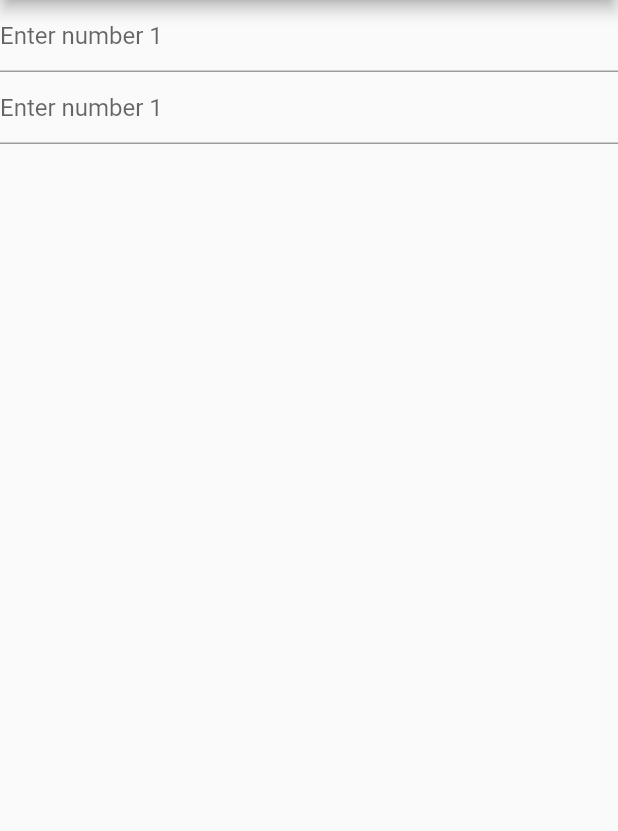
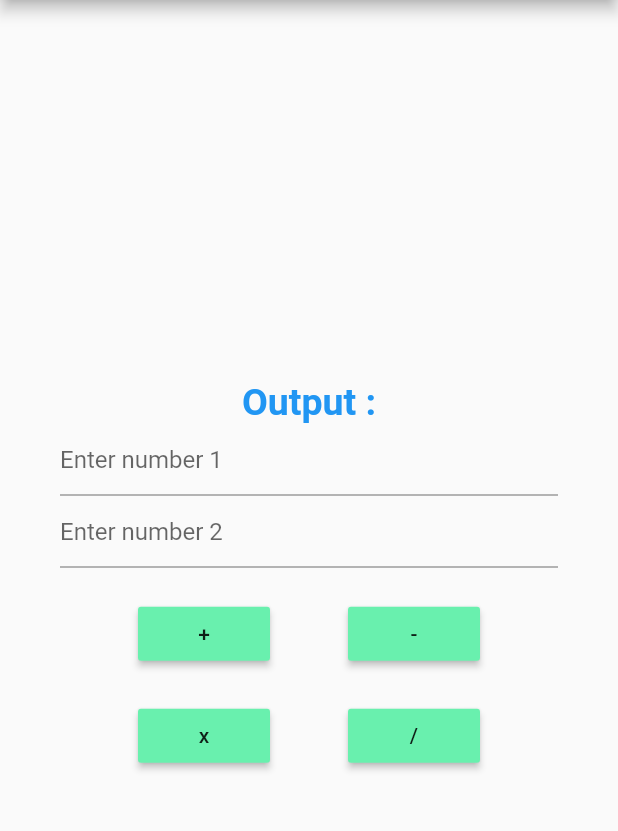
Before and after one commit to rahulMishra05/calculator_app, a Flutter app: the screen it shows after launch, on a phone screen of 412 x 824 dp, the part 84-915 px from its top. Run offline on Flutter 3.47's test engine with Material 2 defaults, Android fonts, the phone set to English and light mode, and no system bars.

Commit message:
UI completed

```diff
--- a/lib/home_page.dart
+++ b/lib/home_page.dart
@@ -12,27 +12,56 @@ class HomePageState extends State<HomePage> {
         appBar: new AppBar(
           title: new Text(
             "Calculator",
-          style: TextStyle(
-            fontWeight: FontWeight.bold),),
+            style: new TextStyle(fontWeight: FontWeight.bold),
+          ),
         ),
         body: new Container(
+          padding: const EdgeInsets.all(40.0),
           child: new Column(
+            mainAxisAlignment: MainAxisAlignment.center,
             children: <Widget>[
-            new TextField(
-              keyboardType: TextInputType.number,
-              decoration: InputDecoration(
-                hintText: "Enter number 1"
+              new Text(
+                "Output :",
+                style: new TextStyle(
+                  fontSize: 25.0,
+                  color: Colors.blue,
+                  fontWeight: FontWeight.bold
                 ),
               ),
               new TextField(
                 keyboardType: TextInputType.number,
-              decoration: InputDecoration(
-                hintText: "Enter number 1"
+                decoration: InputDecoration(hintText: "Enter number 1"),
               ),
+              new TextField(
+                keyboardType: TextInputType.number,
+                decoration: InputDecoration(hintText: "Enter number 2"),
+              ),
+              new Padding(padding: const EdgeInsets.only(top: 20.0)),
+              new Row(
+                mainAxisAlignment: MainAxisAlignment.spaceEvenly,
+                children: <Widget>[
+                  new MaterialButton(child: Text("+"),
+                  color: Colors.greenAccent,
+                  onPressed: () {}),
+                  new MaterialButton(child: Text("-"),
+                  color: Colors.greenAccent,
+                  onPressed: () {}),
+                ],
+              ),
+              new Padding(padding: const EdgeInsets.only(top: 20.0)),
+              new Row(
+                mainAxisAlignment: MainAxisAlignment.spaceEvenly,
+                children: <Widget>[
+                  new MaterialButton(child: Text("x"),
+                  color: Colors.greenAccent,
+                  onPressed: () {}),
+                  new MaterialButton(child: Text("/"),
+                  color: Colors.greenAccent,
+                  onPressed: () {}),
+                ],
               ),
             ],
           ),
-      )
-    );
+        ));
   }
 }
```
Lines whose indentation alone changed are shown as unchanged.
